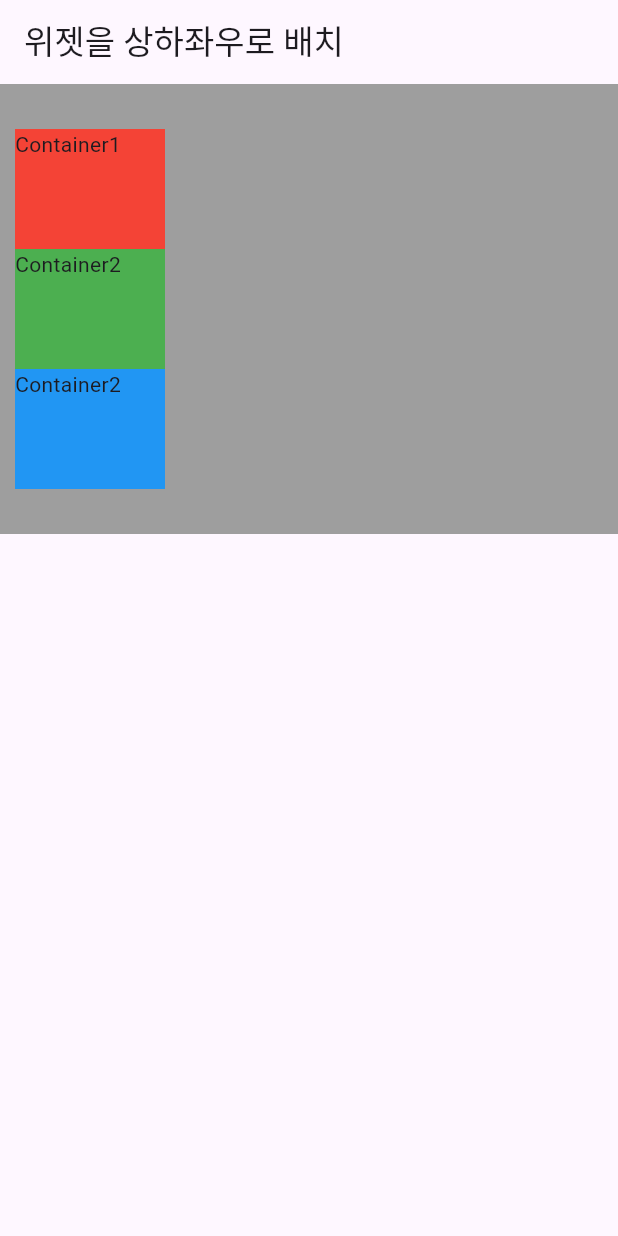
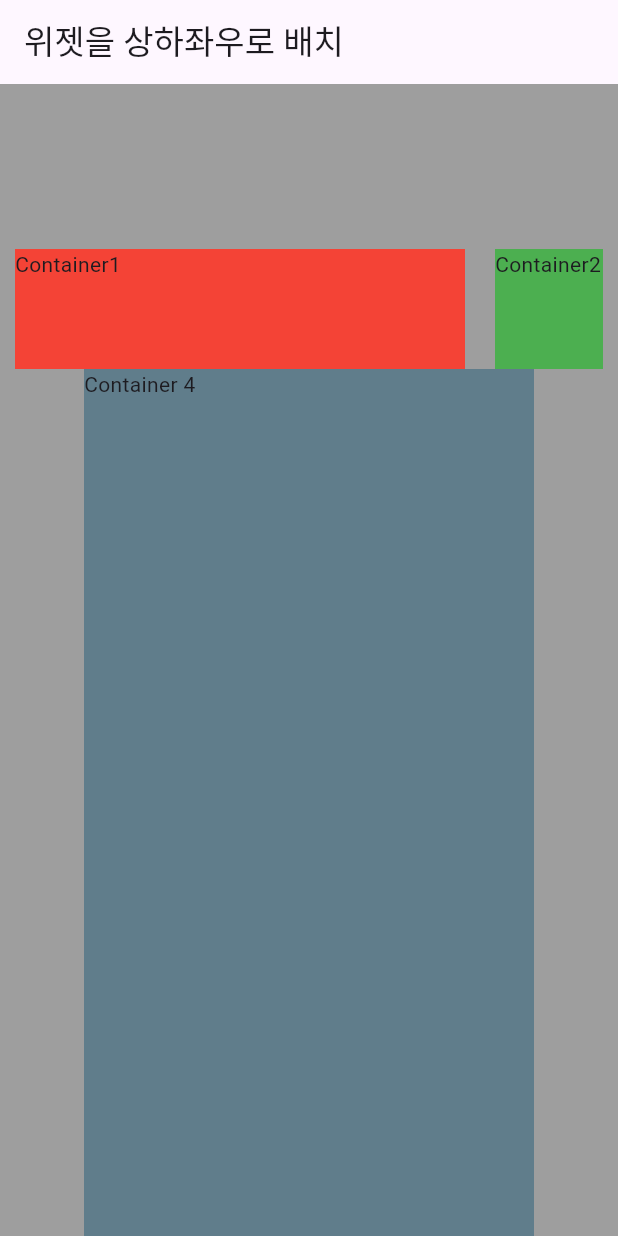
Before and after one commit to nickkies/flutter, a Flutter app: the screen it shows after launch, on a phone screen of 412 x 824 dp. Run offline on Flutter 3.47's test engine with Material 3 defaults, Android fonts, the phone set to English and light mode, and no system bars.

Commit message:
🖊️ Widget in all directions

```diff
--- a/flutter_kibon/lib/widget_in_all_directions.dart
+++ b/flutter_kibon/lib/widget_in_all_directions.dart
@@ -8,29 +8,35 @@ class WidgetInAlldirections extends StatelessWidget {
     return MaterialApp(
       home: Scaffold(
         appBar: AppBar(title: const Text('위젯을 상하좌우로 배치')),
-        body: Container(
+        body: SingleChildScrollView(
+          child: Container(
             width: double.infinity,
-          height: 300,
+            height: 1300,
             color: Colors.grey,
             padding: const EdgeInsets.symmetric(horizontal: 10),
             child: Column(
               mainAxisAlignment: MainAxisAlignment.center,
-            crossAxisAlignment: CrossAxisAlignment.start,
+              children: [
+                SingleChildScrollView(
+                  scrollDirection: Axis.horizontal,
+                  child: Row(
+                    mainAxisAlignment: MainAxisAlignment.start,
                     children: [
                       Container(
-                width: 100,
+                        width: 300,
                         height: 80,
                         color: Colors.red,
                         child: const Text('Container1'),
                       ),
+                      const SizedBox(width: 20),
                       Container(
-                width: 100,
+                        width: 300,
                         height: 80,
                         color: Colors.green,
                         child: const Text('Container2'),
                       ),
                       Container(
-                width: 100,
+                        width: 300,
                         height: 80,
                         color: Colors.blue,
                         child: const Text('Container2'),
@@ -38,6 +44,16 @@ class WidgetInAlldirections extends StatelessWidget {
                     ],
                   ),
                 ),
+                Container(
+                  color: Colors.blueGrey,
+                  width: 300,
+                  height: 1000,
+                  child: const Text('Container 4'),
+                ),
+              ],
+            ),
+          ),
+        ),
       ),
     );
   }
```
Lines whose indentation alone changed are shown as unchanged.
